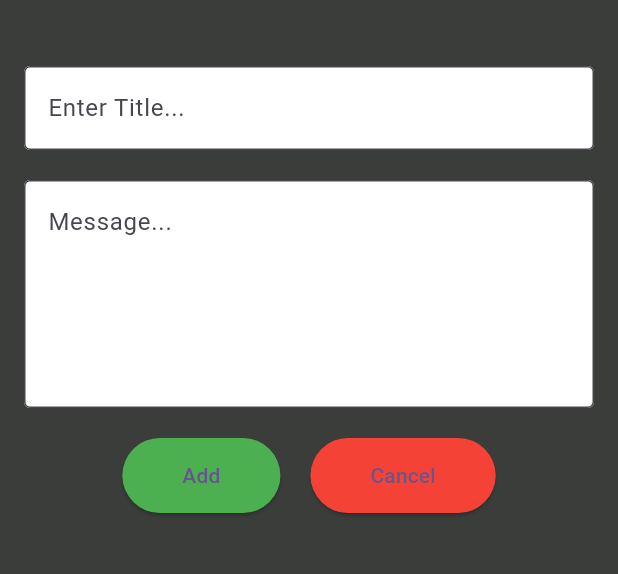
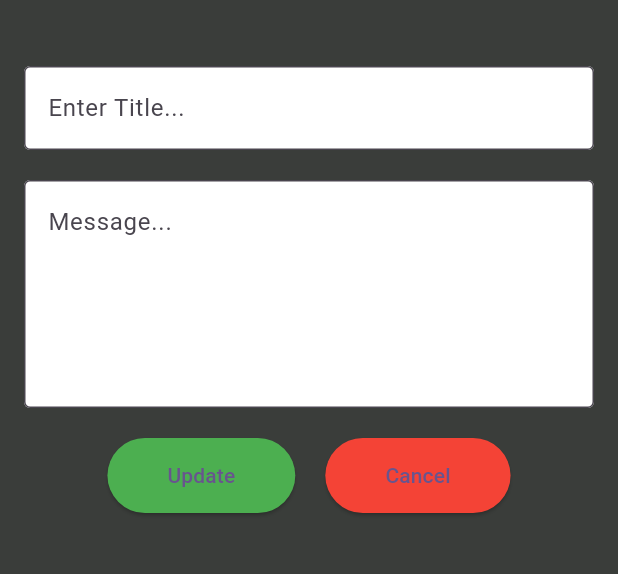
Before and after one commit to MohamedIjlal27/Askik, a Flutter app: the CreateNotePage screen opened directly, after a tap on "Add", after a tap on the "edit" icon, on a phone screen of 412 x 824 dp, the part 72-646 px from its top. Run offline on Flutter 3.47's test engine with Material 3 defaults, Android fonts, the phone set to English and light mode, and no system bars; our stand-ins replace sqflite; accounts and stored records are empty.

Commit message:
Final Touch

```diff
--- a/lib/screens/all_notes_page.dart
+++ b/lib/screens/all_notes_page.dart
@@ -10,21 +10,41 @@ class AllNotesPage extends StatefulWidget {
 class _AllNotesPageState extends State<AllNotesPage> {
   final NoteDatabase _noteDatabase = NoteDatabase();
   List<Map<String, dynamic>> _notes = [];
+  List<Map<String, dynamic>> _filteredNotes = [];
+  final TextEditingController _searchController = TextEditingController();
 
   @override
   void initState() {
     super.initState();
     _loadNotes();
+    _searchController.addListener(_filterNotes);
   }
 
   Future<void> _loadNotes() async {
     _notes = await _noteDatabase.getNotes();
+    _filteredNotes = _notes;
     setState(() {});
+  }
+
+  void _filterNotes() {
+    String query = _searchController.text.toLowerCase();
+    setState(() {
+      _filteredNotes = _notes.where((note) {
+        return note['title'].toLowerCase().contains(query) ||
+            note['content'].toLowerCase().contains(query);
+      }).toList();
+    });
   }
 
   Future<void> _deleteNote(int id) async {
     await _noteDatabase.deleteNote(id);
     _loadNotes();
+  }
+
+  @override
+  void dispose() {
+    _searchController.dispose();
+    super.dispose();
   }
 
   @override
@@ -53,8 +73,9 @@ class _AllNotesPageState extends State<AllNotesPage> {
         child: Column(
           crossAxisAlignment: CrossAxisAlignment.start,
           children: [
-            const TextField(
-              decoration: InputDecoration(
+            TextField(
+              controller: _searchController,
+              decoration: const InputDecoration(
                 hintText: 'Search...',
                 filled: true,
                 fillColor: Colors.white,
@@ -69,13 +90,13 @@ class _AllNotesPageState extends State<AllNotesPage> {
             const SizedBox(height: 10),
             Expanded(
               child: ListView.builder(
-                itemCount: _notes.length,
+                itemCount: _filteredNotes.length,
                 itemBuilder: (context, index) {
                   return Card(
                     margin: const EdgeInsets.symmetric(vertical: 5),
                     child: ListTile(
-                      title: Text(_notes[index]['title']),
-                      subtitle: Text(_notes[index]['content']),
+                      title: Text(_filteredNotes[index]['title']),
+                      subtitle: Text(_filteredNotes[index]['content']),
                       trailing: Row(
                         mainAxisSize: MainAxisSize.min,
                         children: [
@@ -87,7 +108,12 @@ class _AllNotesPageState extends State<AllNotesPage> {
                                 MaterialPageRoute(
                                   builder: (context) => CreateNotePage(
                                     name: 'Your Name',
-                                    note: _notes[index],
+                                    note: {
+                                      'id': _filteredNotes[index]['id'],
+                                      'title': _filteredNotes[index]['title'],
+                                      'content': _filteredNotes[index]
+                                          ['content'],
+                                    },
                                   ),
                                 ),
                               );
@@ -96,7 +122,7 @@ class _AllNotesPageState extends State<AllNotesPage> {
                           IconButton(
                             icon: const Icon(Icons.delete, color: Colors.red),
                             onPressed: () {
-                              _deleteNote(_notes[index]['id']);
+                              _deleteNote(_filteredNotes[index]['id']);
                             },
                           ),
                         ],
--- a/lib/screens/create_note_page.dart
+++ b/lib/screens/create_note_page.dart
@@ -10,8 +10,10 @@ class CreateNotePage extends StatelessWidget {
 
   @override
   Widget build(BuildContext context) {
-    final TextEditingController titleController = TextEditingController();
-    final TextEditingController messageController = TextEditingController();
+    final TextEditingController titleController =
+        TextEditingController(text: note?['title']);
+    final TextEditingController messageController =
+        TextEditingController(text: note?['content']);
 
     List<String> nameParts = name.split(' ');
     String initials = '';
@@ -83,10 +85,20 @@ class CreateNotePage extends StatelessWidget {
                 ElevatedButton(
                   onPressed: () async {
                     final noteDatabase = NoteDatabase();
-                    await noteDatabase.insertNote({
-                      'title': titleController.text,
-                      'content': messageController.text,
-                    });
+                    if (note != null) {
+                      // Update existing note
+                      await noteDatabase.updateNote({
+                        'id': note!['id'], // Ensure the ID is included
+                        'title': titleController.text,
+                        'content': messageController.text,
+                      });
+                    } else {
+                      // Insert new note
+                      await noteDatabase.insertNote({
+                        'title': titleController.text,
+                        'content': messageController.text,
+                      });
+                    }
                     if (context.mounted) {
                       Navigator.pushReplacement(
                         context,
@@ -101,7 +113,7 @@ class CreateNotePage extends StatelessWidget {
                     padding: const EdgeInsets.symmetric(
                         horizontal: 40, vertical: 15),
                   ),
-                  child: const Text('Add'),
+                  child: Text(note != null ? 'Update' : 'Add'),
                 ),
                 const SizedBox(width: 20),
                 ElevatedButton(
```
